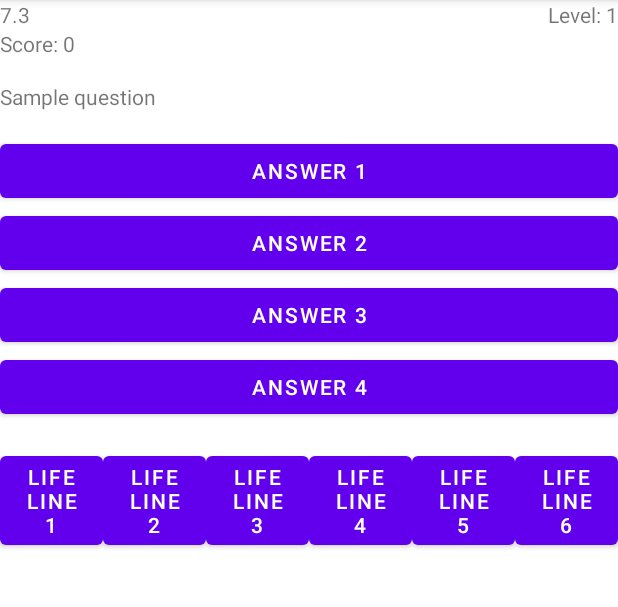
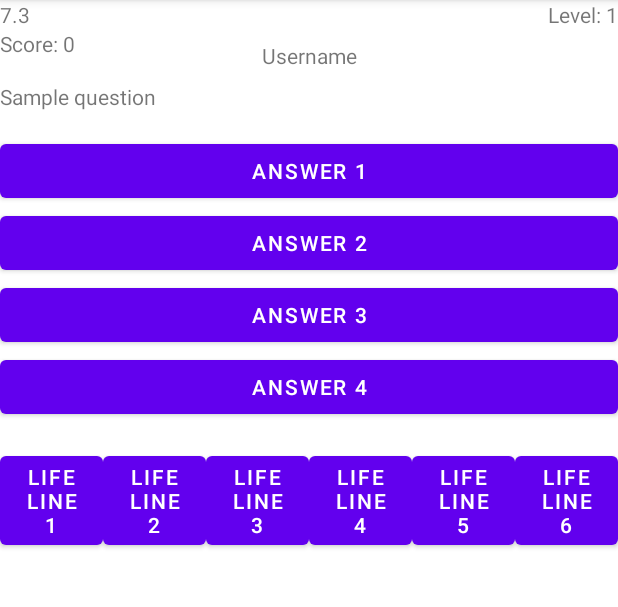
Before and after one commit to cunychenhclass/cisc3171proj-group7, an Android app: the QuestionAnswerActivity screen opened directly, with no data from a screen before it, on a phone screen of 412 x 824 dp, the part 84-691 px from its top. Run offline under Robolectric (Android 15) with nearby library versions, the phone set to English and light mode, and no system bars; 1 statement that could not run was skipped.

Commit message:
Added username text into the quiz screen to make sure that the user's name is passed to the quiz screen

```diff
--- a/StarQuiz/app/src/main/java/com/example/starquiz/QuestionAnswerActivity.java
+++ b/StarQuiz/app/src/main/java/com/example/starquiz/QuestionAnswerActivity.java
@@ -14,6 +14,7 @@ public class QuestionAnswerActivity extends AppCompatActivity {
     private TextView scoreTextView;
     private TextView levelTextView;
     private TextView questionTextView;
+    private TextView userGreeting;
     private Button[] answerButtons = new Button[4];
     private Button[] lifelineButtons = new Button[6];
     private int score;
@@ -24,11 +25,18 @@ public class QuestionAnswerActivity extends AppCompatActivity {
         super.onCreate(savedInstanceState);
         setContentView(R.layout.activity_question_answer);
 
+        Bundle extras = getIntent().getExtras();
+
         // Initialize views by ID
         timerTextView = findViewById(R.id.timer);
         scoreTextView = findViewById(R.id.score);
         levelTextView = findViewById(R.id.level);
         questionTextView = findViewById(R.id.question);
+        userGreeting = findViewById(R.id.questionAnswerUserGreeting);
+
+        userGreeting.setText("Hello " + extras.getString("username"));
+
+
         for (int i = 0; i < 4; i++) {
             int buttonId = getResources().getIdentifier("answer" + (i + 1), "id", getPackageName());
             answerButtons[i] = findViewById(buttonId);
--- a/StarQuiz/app/src/main/res/layout/activity_question_answer.xml
+++ b/StarQuiz/app/src/main/res/layout/activity_question_answer.xml
@@ -129,4 +129,14 @@
             android:text="Lifeline 6" />
     </LinearLayout>
 
+    <TextView
+        android:id="@+id/questionAnswerUserGreeting"
+        android:layout_width="wrap_content"
+        android:layout_height="wrap_content"
+        android:text="Username"
+        app:layout_constraintBottom_toBottomOf="@+id/question"
+        app:layout_constraintEnd_toEndOf="parent"
+        app:layout_constraintStart_toStartOf="parent"
+        app:layout_constraintTop_toTopOf="parent" />
+
 </androidx.constraintlayout.widget.ConstraintLayout>
```
